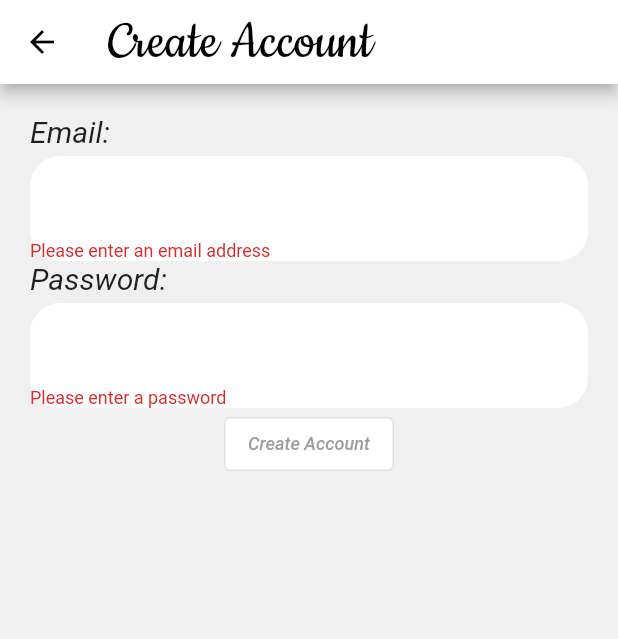
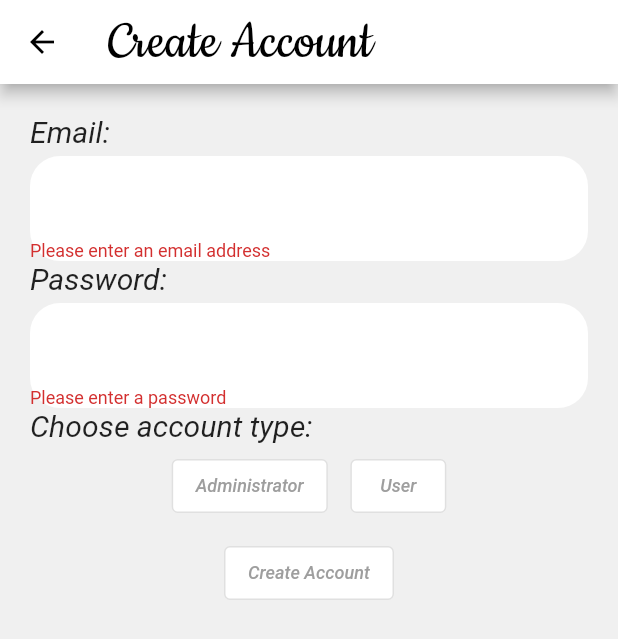
Before and after one commit to nextstepsyep/community-on-demand-2021, a Flutter app: the CreateAccountScreen screen opened directly, after a tap on "Create Account", on a phone screen of 412 x 824 dp. Shown: the top 639 px of the screen. Run offline on Flutter 3.47's test engine with Material 2 defaults, Android fonts, the light colour scheme and no system bars; our stand-ins replace cloud_firestore, firebase_auth, firebase_core; accounts and stored records are empty; network calls fail.

Commit message:
Added different create account form and different logins

```diff
--- a/lib/Screens/Home/navigationBodies/profileSettings/edit_profile.dart
+++ b/lib/Screens/Home/navigationBodies/profileSettings/edit_profile.dart
@@ -113,7 +113,7 @@ class EditProfile extends StatelessWidget {
                     RaisedButton(
                       onPressed: () {
                         updateProfile(firstNameController.text,
-                            lastNameController.text, bioController.text);
+                            lastNameController.text, bioController.text, "User");
                       },
                       color: Colors.blue,
                       padding: EdgeInsets.symmetric(horizontal: 65),
--- a/lib/Screens/Home/teacher/navigationBodies/TeacherProfile.dart
+++ b/lib/Screens/Home/teacher/navigationBodies/TeacherProfile.dart
@@ -2,6 +2,11 @@ import 'package:community_on_demand_code_demo/Screens/Home/navigationBodies/prof
 import 'package:community_on_demand_code_demo/Screens/Login/login_screen.dart';
 import 'package:flutter/cupertino.dart';
 import 'package:flutter/material.dart';
+
+class TeacherProfileScreen extends StatefulWidget {
+  @override
+  State<StatefulWidget> createState() => TeacherProfile();
+}
 
 class TeacherProfile extends State {
   @override
--- a/lib/Services/auth_services.dart
+++ b/lib/Services/auth_services.dart
@@ -1,6 +1,11 @@
+import 'package:cloud_firestore/cloud_firestore.dart';
 import 'package:firebase_auth/firebase_auth.dart';
+import 'package:flutter/foundation.dart';
 
 import 'data_services.dart';
+
+final CollectionReference _userData =
+FirebaseFirestore.instance.collection("users");
 
 Future<void> checkAuth() async {
   try {
@@ -15,17 +20,32 @@ Future<void> checkAuth() async {
   }
 }
 
-Future<UserCredential> signUp(email, password) async {
+// Adds created user to administrators or users array
+Future<UserCredential> signUp(email, password, accountType) async {
   try {
     UserCredential user = await FirebaseAuth.instance
         .createUserWithEmailAndPassword(email: email, password: password);
     setUID(user.user!.uid);
-    updateProfile('firstName', 'lastName', 'bio');
+    // After updateProfile, user is added to users collection
+    updateProfile('firstName', 'lastName', 'bio', accountType);
+
+    if (accountType == "Administrator") {
+      _userData.doc("teachers").update({'users': FieldValue.arrayUnion([_userData.doc(user.user!.uid)])});
+    }
     return user;
   } catch (e) {
     print(e);
     throw new Exception("Exception with signUp method");
   }
+}
+
+// Gets the account type of the given uid (admin or user)
+Future<String> getUserType(String uid) async {
+  String ret = "";
+  await _userData.doc(uid).get().then((snapshot) {
+    ret = snapshot.data()!['accountType'].toString();
+  });
+  return ret;
 }
 
 Future<UserCredential> signIn(email, password) async {
--- a/lib/Services/data_services.dart
+++ b/lib/Services/data_services.dart
@@ -12,10 +12,10 @@ void setUID(String uid) {
       onError: (e) => print('could not load data'));
 }
 
-Future updateProfile(String firstName, String lastName, String bio) async {
+Future updateProfile(String firstName, String lastName, String bio, String accountType) async {
   return await _userData
       .doc(_uid)
-      .set({'firstName': firstName, 'lastName': lastName, 'bio': bio});
+      .set({'firstName': firstName, 'lastName': lastName, 'bio': bio, 'accountType' : accountType});
 }
 
 Map<String, dynamic> getData() {
--- a/lib/Widgets/create_account_form.dart
+++ b/lib/Widgets/create_account_form.dart
@@ -12,6 +12,7 @@ class CreateAccountForm extends StatefulWidget {
 }
 
 class _CreateAccountFormState extends State<CreateAccountForm> {
+  String accountType = "";
   GlobalKey<FormState> _formKey = GlobalKey<FormState>();
   final TextEditingController _emailController = TextEditingController();
   final TextEditingController _passwordController = TextEditingController();
@@ -74,15 +75,42 @@ class _CreateAccountFormState extends State<CreateAccountForm> {
               }
             ),
           ),
+          CustomFormLabel(labelText: "Choose account type:"),
+          Row(
+            mainAxisAlignment: MainAxisAlignment.center,
+            children: [
+              AppButton(
+                buttonText: "Administrator",
+                onPressed:() {
+                  accountType = "Administrator";
+                }
+              ),
+              SizedBox(width: 15),
+              AppButton(
+                buttonText: "User",
+                onPressed:() {
+                  accountType = "User";
+                }
+              )
+            ]
+          ),
+          SizedBox(height: 10),
           AppButton(
             buttonText: "Create Account",
             onPressed: () async {
-              if (_formKey.currentState!.validate()) {
-                await signUp(_emailController.text, _passwordController.text);
-                Navigator.push(
-                  context,
-                  new MaterialPageRoute(
-                    builder: (context) => new TeacherHomeScreen()));
+              if (_formKey.currentState!.validate() || accountType != ("")) {
+                await signUp(_emailController.text, _passwordController.text, accountType);
+                if (accountType == "Administrator") {
+                  Navigator.push(
+                      context,
+                      new MaterialPageRoute(
+                          builder: (context) => new TeacherHomeScreen()));
+                } else {
+                  Navigator.push(
+                      context,
+                      new MaterialPageRoute(
+                          builder: (context) => new HomeScreen()));
+                }
               } else {
                 print("Not validated");
               }
--- a/lib/Widgets/login_form.dart
+++ b/lib/Widgets/login_form.dart
@@ -157,10 +157,19 @@ class _LoginFormState extends State<LoginForm> {
               if (_formKey.currentState!.validate()) {
                 UserCredential user = await signIn(
                     _emailController.text, _passwordController.text);
+                String type = await getUserType(user.user!.uid);
+
+                if (type == "Administrator") {
                   Navigator.push(
                       context,
                       new MaterialPageRoute(
                           builder: (context) => new TeacherHomeScreen()));
+                } else {
+                  Navigator.push(
+                      context,
+                      new MaterialPageRoute(
+                          builder: (context) => new HomeScreen()));
+                }
               } else {
                 print("Not validated");
               }
```
Also changed, not shown: lib/Screens/Home/teacher/teacher_home_screen.dart (+5 -12 lines). Lines whose indentation alone changed are shown as unchanged.
